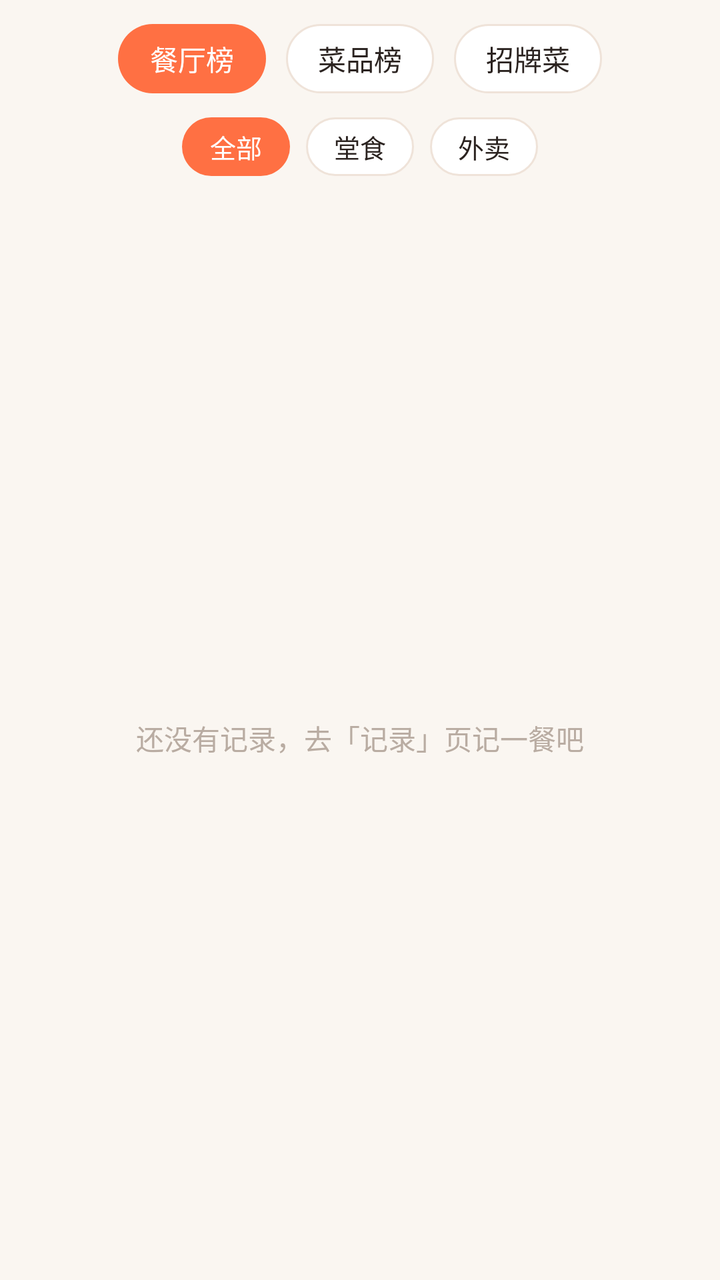
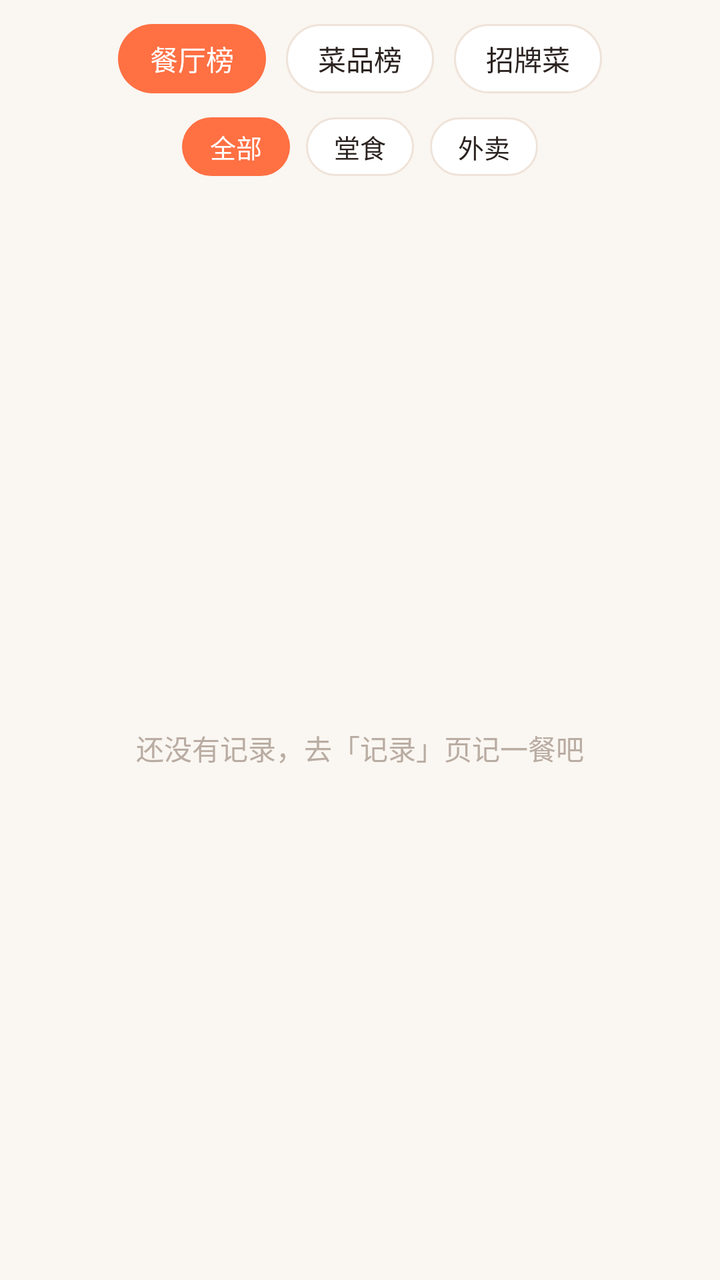

An Android layout rendered at two revisions. The XML below is the earlier revision; the diff shows what the commit changed to produce the second picture.
<!-- AndroidManifest.xml: application theme AppTheme -->
<!-- res/layout/tab_rank.xml -->
<?xml version="1.0" encoding="utf-8"?>
<LinearLayout xmlns:android="http://schemas.android.com/apk/res/android"
    android:layout_width="match_parent"
    android:layout_height="match_parent"
    android:orientation="vertical">

    <LinearLayout
        android:layout_width="match_parent"
        android:layout_height="wrap_content"
        android:gravity="center"
        android:orientation="horizontal"
        android:paddingStart="16dp"
        android:paddingEnd="16dp"
        android:paddingTop="12dp"
        android:paddingBottom="12dp">

        <TextView
            android:id="@+id/chip_rest"
            android:layout_width="wrap_content"
            android:layout_height="wrap_content"
            android:background="@drawable/chip_on"
            android:paddingStart="16dp"
            android:paddingEnd="16dp"
            android:paddingTop="7dp"
            android:paddingBottom="7dp"
            android:text="餐厅榜"
            android:textColor="#FFFFFF"
            android:textSize="14sp" />

        <TextView
            android:id="@+id/chip_dish"
            android:layout_width="wrap_content"
            android:layout_height="wrap_content"
            android:layout_marginStart="10dp"
            android:background="@drawable/chip_off"
            android:paddingStart="16dp"
            android:paddingEnd="16dp"
            android:paddingTop="7dp"
            android:paddingBottom="7dp"
            android:text="菜品榜"
            android:textColor="@color/text_main"
            android:textSize="14sp" />

        <TextView
            android:id="@+id/chip_sign"
            android:layout_width="wrap_content"
            android:layout_height="wrap_content"
            android:layout_marginStart="10dp"
            android:background="@drawable/chip_off"
            android:paddingStart="16dp"
            android:paddingEnd="16dp"
            android:paddingTop="7dp"
            android:paddingBottom="7dp"
            android:text="招牌菜"
            android:textColor="@color/text_main"
            android:textSize="14sp" />
    </LinearLayout>

    <LinearLayout
        android:layout_width="match_parent"
        android:layout_height="wrap_content"
        android:gravity="center"
        android:orientation="horizontal"
        android:paddingStart="16dp"
        android:paddingEnd="16dp"
        android:paddingBottom="10dp">

        <TextView
            android:id="@+id/chip_mode_all"
            android:layout_width="wrap_content"
            android:layout_height="wrap_content"
            android:background="@drawable/chip_on"
            android:paddingStart="14dp"
            android:paddingEnd="14dp"
            android:paddingTop="5dp"
            android:paddingBottom="5dp"
            android:text="全部"
            android:textColor="#FFFFFF"
            android:textSize="13sp" />

        <TextView
            android:id="@+id/chip_mode_in"
            android:layout_width="wrap_content"
            android:layout_height="wrap_content"
            android:layout_marginStart="8dp"
            android:background="@drawable/chip_off"
            android:paddingStart="14dp"
            android:paddingEnd="14dp"
            android:paddingTop="5dp"
            android:paddingBottom="5dp"
            android:text="堂食"
            android:textColor="@color/text_main"
            android:textSize="13sp" />

        <TextView
            android:id="@+id/chip_mode_out"
            android:layout_width="wrap_content"
            android:layout_height="wrap_content"
            android:layout_marginStart="8dp"
            android:background="@drawable/chip_off"
            android:paddingStart="14dp"
            android:paddingEnd="14dp"
            android:paddingTop="5dp"
            android:paddingBottom="5dp"
            android:text="外卖"
            android:textColor="@color/text_main"
            android:textSize="13sp" />
    </LinearLayout>

    <TextView
        android:id="@+id/banner"
        android:layout_width="match_parent"
        android:layout_height="wrap_content"
        android:background="#FFF3E0"
        android:gravity="center"
        android:paddingTop="5dp"
        android:paddingBottom="5dp"
        android:text="⚠ 离线：显示上次缓存的数据"
        android:textColor="#B26A00"
        android:textSize="12sp"
        android:visibility="gone" />

    <FrameLayout
        android:layout_width="match_parent"
        android:layout_height="0dp"
        android:layout_weight="1">

        <ListView
            android:id="@+id/lv_rank"
            android:layout_width="match_parent"
            android:layout_height="match_parent"
            android:divider="@null"
            android:dividerHeight="0dp"
            android:paddingStart="12dp"
            android:paddingEnd="12dp"
            android:paddingTop="4dp"
            android:paddingBottom="12dp"
            android:scrollbars="none" />

        <TextView
            android:id="@+id/empty"
            android:layout_width="wrap_content"
            android:layout_height="wrap_content"
            android:layout_gravity="center"
            android:text="还没有记录，去「记录」页记一餐吧"
            android:textColor="@color/hint"
            android:textSize="14sp" />
    </FrameLayout>
</LinearLayout>
<!-- resources referenced by this layout -->
<resources>
  <color name="hint">#B9ACA2</color>
  <color name="text_main">#2B2320</color>
  <!-- drawable chip_off (drawable) -->
  <?xml version="1.0" encoding="utf-8"?>
  <shape xmlns:android="http://schemas.android.com/apk/res/android"
      android:shape="rectangle">
      <solid android:color="@color/card" />
      <corners android:radius="18dp" />
      <stroke android:width="1dp" android:color="@color/stroke" />
  </shape>
  <!-- drawable chip_on (drawable) -->
  <?xml version="1.0" encoding="utf-8"?>
  <shape xmlns:android="http://schemas.android.com/apk/res/android"
      android:shape="rectangle">
      <solid android:color="@color/primary" />
      <corners android:radius="18dp" />
  </shape>
  <style name="AppTheme" parent="@android:style/Theme.Material.Light.NoActionBar">
          <item name="android:colorPrimary">@color/primary</item>
          <item name="android:colorPrimaryDark">@color/primary_dark</item>
          <item name="android:statusBarColor">@color/primary_dark</item>
          <item name="android:windowBackground">@color/bg</item>
      </style>
  <color name="card">#FFFFFF</color>
  <color name="stroke">#EFE3D9</color>
  <color name="primary">#FF7043</color>
  <color name="primary_dark">#E64A19</color>
  <color name="bg">#FAF6F1</color>
</resources>

<!-- the commit's change to res/layout/tab_rank.xml (unified diff, before → after) -->
@@ -107,6 +107,21 @@
             android:textSize="13sp" />
     </LinearLayout>
 
+    <HorizontalScrollView
+        android:layout_width="match_parent"
+        android:layout_height="wrap_content"
+        android:paddingStart="16dp"
+        android:paddingEnd="16dp"
+        android:paddingBottom="10dp"
+        android:scrollbars="none">
+
+        <LinearLayout
+            android:id="@+id/ll_tag_chips"
+            android:layout_width="wrap_content"
+            android:layout_height="wrap_content"
+            android:orientation="horizontal" />
+    </HorizontalScrollView>
+
     <TextView
         android:id="@+id/banner"
         android:layout_width="match_parent"
